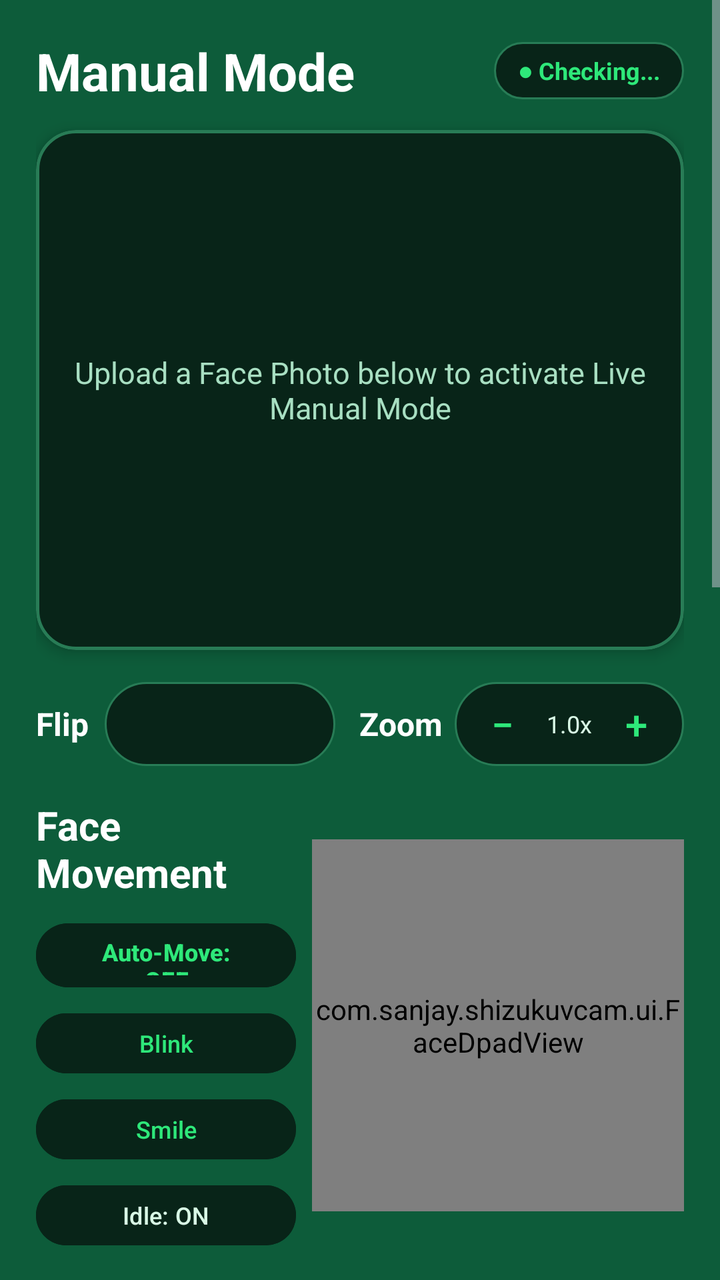
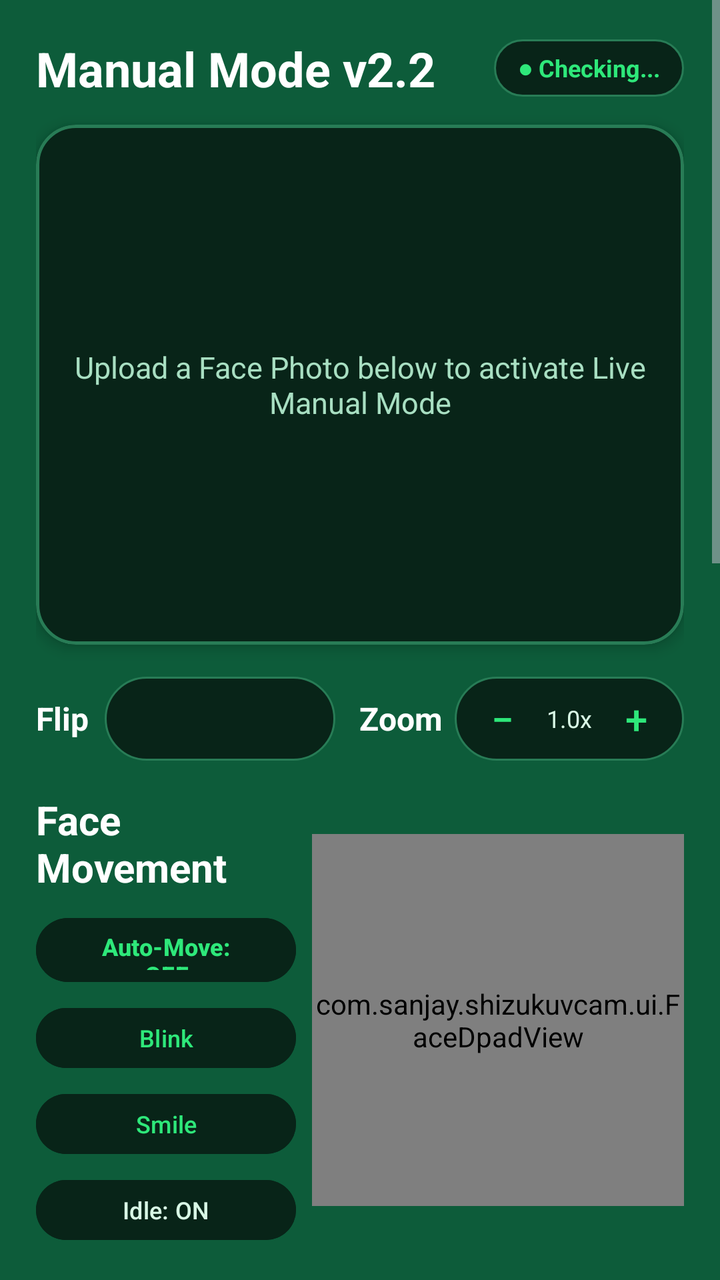

An Android layout rendered at two revisions. The XML below is the earlier revision; the diff shows what the commit changed to produce the second picture.
<!-- AndroidManifest.xml: application theme Theme.Material3.Dark.NoActionBar -->
<!-- res/layout/activity_main.xml -->
<?xml version="1.0" encoding="utf-8"?>
<ScrollView xmlns:android="http://schemas.android.com/apk/res/android"
    xmlns:app="http://schemas.android.com/apk/res-auto"
    android:layout_width="match_parent"
    android:layout_height="match_parent"
    android:background="#0D5C3A"
    android:fillViewport="true">

    <LinearLayout
        android:layout_width="match_parent"
        android:layout_height="wrap_content"
        android:orientation="vertical"
        android:padding="18dp">

        
        <LinearLayout
            android:layout_width="match_parent"
            android:layout_height="wrap_content"
            android:gravity="center_vertical"
            android:orientation="horizontal"
            android:layout_marginBottom="12dp">

            <TextView
                android:layout_width="0dp"
                android:layout_height="wrap_content"
                android:layout_weight="1"
                android:text="Manual Mode"
                android:textColor="#FFFFFF"
                android:textSize="26sp"
                android:textStyle="bold" />

            <TextView
                android:id="@+id/tvShizukuBadge"
                android:layout_width="wrap_content"
                android:layout_height="wrap_content"
                android:background="@drawable/bg_pill_dark"
                android:paddingLeft="12dp"
                android:paddingTop="6dp"
                android:paddingRight="12dp"
                android:paddingBottom="6dp"
                android:text="● Checking..."
                android:textColor="#2EE87A"
                android:textSize="12sp"
                android:textStyle="bold" />
        </LinearLayout>

        
        <com.google.android.material.card.MaterialCardView
            android:layout_width="match_parent"
            android:layout_height="260dp"
            android:layout_marginBottom="16dp"
            app:cardBackgroundColor="#082418"
            app:cardCornerRadius="20dp"
            app:cardElevation="4dp"
            app:strokeColor="#287C56"
            app:strokeWidth="1.5dp">

            <FrameLayout
                android:layout_width="match_parent"
                android:layout_height="match_parent">

                <ImageView
                    android:id="@+id/ivLivePreview"
                    android:layout_width="match_parent"
                    android:layout_height="match_parent"
                    android:scaleType="centerCrop"
                    android:contentDescription="Live Virtual Face Preview" />

                <TextView
                    android:id="@+id/tvPreviewOverlayHint"
                    android:layout_width="wrap_content"
                    android:layout_height="wrap_content"
                    android:layout_gravity="center"
                    android:gravity="center"
                    android:padding="16dp"
                    android:text="Upload a Face Photo below
to activate Live Manual Mode"
                    android:textColor="#A8DFC2"
                    android:textSize="15sp" />
            </FrameLayout>
        </com.google.android.material.card.MaterialCardView>

        
        <LinearLayout
            android:layout_width="match_parent"
            android:layout_height="wrap_content"
            android:gravity="center_vertical"
            android:orientation="horizontal"
            android:layout_marginBottom="16dp">

            <TextView
                android:layout_width="wrap_content"
                android:layout_height="wrap_content"
                android:text="Flip"
                android:textColor="#FFFFFF"
                android:textSize="16sp"
                android:textStyle="bold"
                android:layout_marginEnd="8dp" />

            <Spinner
                android:id="@+id/spinnerFlip"
                android:layout_width="0dp"
                android:layout_height="42dp"
                android:layout_weight="1"
                android:background="@drawable/bg_pill_dark"
                android:paddingStart="10dp"
                android:paddingEnd="10dp"
                android:layout_marginEnd="12dp" />

            <TextView
                android:layout_width="wrap_content"
                android:layout_height="wrap_content"
                android:text="Zoom"
                android:textColor="#FFFFFF"
                android:textSize="16sp"
                android:textStyle="bold"
                android:layout_marginEnd="6dp" />

            <LinearLayout
                android:layout_width="wrap_content"
                android:layout_height="42dp"
                android:background="@drawable/bg_pill_dark"
                android:gravity="center_vertical"
                android:orientation="horizontal"
                android:paddingStart="4dp"
                android:paddingEnd="4dp">

                <Button
                    android:id="@+id/btnZoomMinus"
                    style="@style/Widget.Material3.Button.TextButton"
                    android:layout_width="40dp"
                    android:layout_height="40dp"
                    android:minWidth="0dp"
                    android:padding="0dp"
                    android:text="−"
                    android:textColor="#2EE87A"
                    android:textSize="20sp" />

                <TextView
                    android:id="@+id/tvZoomValue"
                    android:layout_width="wrap_content"
                    android:layout_height="wrap_content"
                    android:text="1.0x"
                    android:textColor="#D9F9E6"
                    android:textSize="12sp"
                    android:paddingStart="2dp"
                    android:paddingEnd="2dp" />

                <Button
                    android:id="@+id/btnZoomPlus"
                    style="@style/Widget.Material3.Button.TextButton"
                    android:layout_width="40dp"
                    android:layout_height="40dp"
                    android:minWidth="0dp"
                    android:padding="0dp"
                    android:text="+"
                    android:textColor="#2EE87A"
                    android:textSize="20sp" />
            </LinearLayout>
        </LinearLayout>

        
        <LinearLayout
            android:layout_width="match_parent"
            android:layout_height="wrap_content"
            android:gravity="center_vertical"
            android:orientation="horizontal"
            android:layout_marginBottom="14dp">

            <LinearLayout
                android:layout_width="0dp"
                android:layout_height="wrap_content"
                android:layout_weight="1"
                android:orientation="vertical"
                android:paddingEnd="8dp">

                <TextView
                    android:layout_width="wrap_content"
                    android:layout_height="wrap_content"
                    android:text="Face
Movement"
                    android:textColor="#FFFFFF"
                    android:textSize="20sp"
                    android:textStyle="bold"
                    android:layout_marginBottom="8dp" />

                <Button
                    android:id="@+id/btnAutoMove"
                    android:layout_width="match_parent"
                    android:layout_height="40dp"
                    android:backgroundTint="#082418"
                    android:text="Auto-Move: OFF"
                    android:textColor="#2EE87A"
                    android:textSize="12sp"
                    android:textStyle="bold"
                    android:layout_marginBottom="5dp" />

                <Button
                    android:id="@+id/btnBlink"
                    android:layout_width="match_parent"
                    android:layout_height="38dp"
                    android:backgroundTint="#082418"
                    android:text="Blink"
                    android:textColor="#2EE87A"
                    android:textSize="12sp"
                    android:layout_marginBottom="5dp" />

                <Button
                    android:id="@+id/btnSmile"
                    android:layout_width="match_parent"
                    android:layout_height="38dp"
                    android:backgroundTint="#082418"
                    android:text="Smile"
                    android:textColor="#2EE87A"
                    android:textSize="12sp"
                    android:layout_marginBottom="5dp" />

                <Button
                    android:id="@+id/btnIdleToggle"
                    android:layout_width="match_parent"
                    android:layout_height="38dp"
                    android:backgroundTint="#082418"
                    android:text="Idle: ON"
                    android:textColor="#D9F9E6"
                    android:textSize="12sp" />
            </LinearLayout>

            <com.sanjay.shizukuvcam.ui.FaceDpadView
                android:id="@+id/faceDpad"
                android:layout_width="186dp"
                android:layout_height="186dp" />
        </LinearLayout>

        
        <Button
            android:id="@+id/btnFloatOverlay"
            android:layout_width="match_parent"
            android:layout_height="48dp"
            android:layout_marginBottom="16dp"
            android:backgroundTint="#1DB954"
            android:text="Launch Floating Menu (Control Over Brave)"
            android:textColor="#041F13"
            android:textStyle="bold" />

        
        <LinearLayout
            android:layout_width="match_parent"
            android:layout_height="wrap_content"
            android:background="@drawable/bg_card_panel"
            android:orientation="vertical"
            android:padding="14dp"
            android:layout_marginBottom="14dp">

            <TextView
                android:layout_width="wrap_content"
                android:layout_height="wrap_content"
                android:text="1. Face Photo / Video Source"
                android:textColor="#FFFFFF"
                android:textSize="16sp"
                android:textStyle="bold" />

            <TextView
                android:id="@+id/tvFeedStatus"
                android:layout_width="wrap_content"
                android:layout_height="wrap_content"
                android:layout_marginTop="4dp"
                android:layout_marginBottom="10dp"
                android:text="Status: Upload a face photo or MP4 video"
                android:textColor="#B9EBD0"
                android:textSize="13sp" />

            <LinearLayout
                android:layout_width="match_parent"
                android:layout_height="wrap_content"
                android:orientation="horizontal">

                <Button
                    android:id="@+id/btnUploadPhoto"
                    android:layout_width="0dp"
                    android:layout_height="wrap_content"
                    android:layout_weight="1"
                    android:layout_marginEnd="6dp"
                    android:backgroundTint="#1DB954"
                    android:text="Upload Face Photo"
                    android:textColor="#041F13"
                    android:textStyle="bold" />

                <Button
                    android:id="@+id/btnUploadVideo"
                    android:layout_width="0dp"
                    android:layout_height="wrap_content"
                    android:layout_weight="1"
                    android:layout_marginStart="6dp"
                    android:backgroundTint="#082418"
                    android:text="Upload MP4 Video"
                    android:textColor="#2EE87A" />
            </LinearLayout>

            <com.google.android.material.materialswitch.MaterialSwitch
                android:id="@+id/switchEnableVCam"
                android:layout_width="match_parent"
                android:layout_height="wrap_content"
                android:layout_marginTop="10dp"
                android:text="Enable Virtual Camera Feed"
                android:textColor="#FFFFFF"
                android:textSize="15sp" />
        </LinearLayout>

        
        <LinearLayout
            android:layout_width="match_parent"
            android:layout_height="wrap_content"
            android:background="@drawable/bg_card_panel"
            android:orientation="vertical"
            android:padding="14dp"
            android:layout_marginBottom="14dp">

            <TextView
                android:layout_width="wrap_content"
                android:layout_height="wrap_content"
                android:text="2. Cloud AI Studio (Replicate Expression-Editor)"
                android:textColor="#FFFFFF"
                android:textSize="16sp"
                android:textStyle="bold" />

            <TextView
                android:layout_width="wrap_content"
                android:layout_height="wrap_content"
                android:layout_marginTop="4dp"
                android:text="Optional: Paste a Replicate token to generate real neural 3D Left/Right/Up/Down/Blink/Smile poses from your photo."
                android:textColor="#B9EBD0"
                android:textSize="12sp" />

            <EditText
                android:id="@+id/etReplicateToken"
                android:layout_width="match_parent"
                android:layout_height="46dp"
                android:layout_marginTop="8dp"
                android:background="@drawable/bg_pill_dark"
                android:hint="r8_your_replicate_api_token"
                android:inputType="textPassword"
                android:paddingStart="14dp"
                android:paddingEnd="14dp"
                android:textColor="#FFFFFF"
                android:textColorHint="#6EA98C"
                android:textSize="14sp" />

            <LinearLayout
                android:layout_width="match_parent"
                android:layout_height="wrap_content"
                android:layout_marginTop="8dp"
                android:orientation="horizontal">

                <Button
                    android:id="@+id/btnGenerateAiPoses"
                    android:layout_width="0dp"
                    android:layout_height="wrap_content"
                    android:layout_weight="2"
                    android:layout_marginEnd="6dp"
                    android:backgroundTint="#1DB954"
                    android:text="AI Generate 3D Poses"
                    android:textColor="#041F13"
                    android:textStyle="bold" />

                <Button
                    android:id="@+id/btnClearAiPoses"
                    android:layout_width="0dp"
                    android:layout_height="wrap_content"
                    android:layout_weight="1"
                    android:backgroundTint="#082418"
                    android:text="Reset"
                    android:textColor="#FF9E9E" />
            </LinearLayout>
        </LinearLayout>

        
        <LinearLayout
            android:layout_width="match_parent"
            android:layout_height="wrap_content"
            android:background="@drawable/bg_card_panel"
            android:orientation="vertical"
            android:padding="14dp">

            <TextView
                android:layout_width="wrap_content"
                android:layout_height="wrap_content"
                android:text="3. Target App &amp; Shizuku Sync"
                android:textColor="#FFFFFF"
                android:textSize="16sp"
                android:textStyle="bold" />

            <Spinner
                android:id="@+id/spinnerApps"
                android:layout_width="match_parent"
                android:layout_height="44dp"
                android:layout_marginTop="8dp"
                android:background="@drawable/bg_pill_dark"
                android:paddingStart="12dp"
                android:paddingEnd="12dp" />

            <Button
                android:id="@+id/btnSyncTarget"
                android:layout_width="match_parent"
                android:layout_height="wrap_content"
                android:layout_marginTop="10dp"
                android:backgroundTint="#1DB954"
                android:text="Sync to Target App &amp; Force-Stop"
                android:textColor="#041F13"
                android:textStyle="bold" />

            <LinearLayout
                android:layout_width="match_parent"
                android:layout_height="wrap_content"
                android:layout_marginTop="8dp"
                android:orientation="horizontal">

                <Button
                    android:id="@+id/btnReconnectShizuku"
                    android:layout_width="0dp"
                    android:layout_height="wrap_content"
                    android:layout_weight="1"
                    android:layout_marginEnd="6dp"
                    android:backgroundTint="#082418"
                    android:text="Reconnect Shizuku"
                    android:textColor="#2EE87A" />

                <Button
                    android:id="@+id/btnOpenLSPatch"
                    android:layout_width="0dp"
                    android:layout_height="wrap_content"
                    android:layout_weight="1"
                    android:layout_marginStart="6dp"
                    android:backgroundTint="#082418"
                    android:text="Open LSPatch"
                    android:textColor="#2EE87A" />
            </LinearLayout>
        </LinearLayout>

    </LinearLayout>
</ScrollView>
<!-- resources referenced by this layout -->
<resources>
  <!-- drawable bg_card_panel (drawable) -->
  <?xml version="1.0" encoding="utf-8"?>
  <shape xmlns:android="http://schemas.android.com/apk/res/android"
      android:shape="rectangle">
      <solid android:color="#0A3B26" />
      <corners android:radius="18dp" />
      <stroke android:width="1dp" android:color="#237550" />
  </shape>
  <!-- drawable bg_pill_dark (drawable) -->
  <?xml version="1.0" encoding="utf-8"?>
  <shape xmlns:android="http://schemas.android.com/apk/res/android"
      android:shape="rectangle">
      <solid android:color="#082418" />
      <corners android:radius="22dp" />
      <stroke android:width="1dp" android:color="#287C56" />
  </shape>
</resources>

<!-- the commit's change to res/layout/activity_main.xml (unified diff, before → after) -->
@@ -24,9 +24,9 @@
                 android:layout_width="0dp"
                 android:layout_height="wrap_content"
                 android:layout_weight="1"
-                android:text="Manual Mode"
-                android:textColor="#FFFFFF"
-                android:textSize="26sp"
+                android:text="Manual Mode v2.2"
+                android:textColor="#FFFFFF"
+                android:textSize="24sp"
                 android:textStyle="bold" />
 
             <TextView
@@ -318,7 +318,7 @@ Movement"
             <TextView
                 android:layout_width="wrap_content"
                 android:layout_height="wrap_content"
-                android:text="2. Cloud AI Studio (Replicate Expression-Editor)"
+                android:text="2. True Human-Motion AI Studio (Replicate)"
                 android:textColor="#FFFFFF"
                 android:textSize="16sp"
                 android:textStyle="bold" />
@@ -327,7 +327,7 @@ Movement"
                 android:layout_width="wrap_content"
                 android:layout_height="wrap_content"
                 android:layout_marginTop="4dp"
-                android:text="Optional: Paste a Replicate token to generate real neural 3D Left/Right/Up/Down/Blink/Smile poses from your photo."
+                android:text="Best Realism: Upload your Face Photo above, paste a Replicate token, and transfer real human head turns &amp; blinks from a short selfie video using LivePortrait AI."
                 android:textColor="#B9EBD0"
                 android:textSize="12sp" />
 
@@ -345,6 +345,16 @@ Movement"
                 android:textColorHint="#6EA98C"
                 android:textSize="14sp" />
 
+            <Button
+                android:id="@+id/btnLivePortraitAnimate"
+                android:layout_width="match_parent"
+                android:layout_height="46dp"
+                android:layout_marginTop="8dp"
+                android:backgroundTint="#1DB954"
+                android:text="LivePortrait AI: Animate Photo w/ Real Video"
+                android:textColor="#041F13"
+                android:textStyle="bold" />
+
             <LinearLayout
                 android:layout_width="match_parent"
                 android:layout_height="wrap_content"
@@ -357,10 +367,9 @@ Movement"
                     android:layout_height="wrap_content"
                     android:layout_weight="2"
                     android:layout_marginEnd="6dp"
-                    android:backgroundTint="#1DB954"
-                    android:text="AI Generate 3D Poses"
-                    android:textColor="#041F13"
-                    android:textStyle="bold" />
+                    android:backgroundTint="#082418"
+                    android:text="Generate 6 D-Pad Poses"
+                    android:textColor="#2EE87A" />
 
                 <Button
                     android:id="@+id/btnClearAiPoses"
